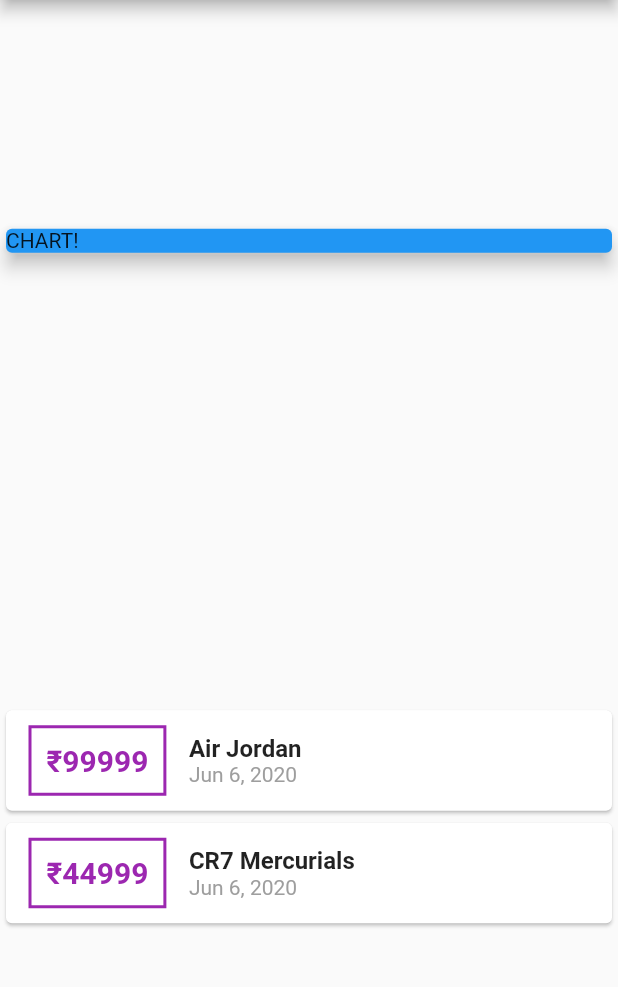
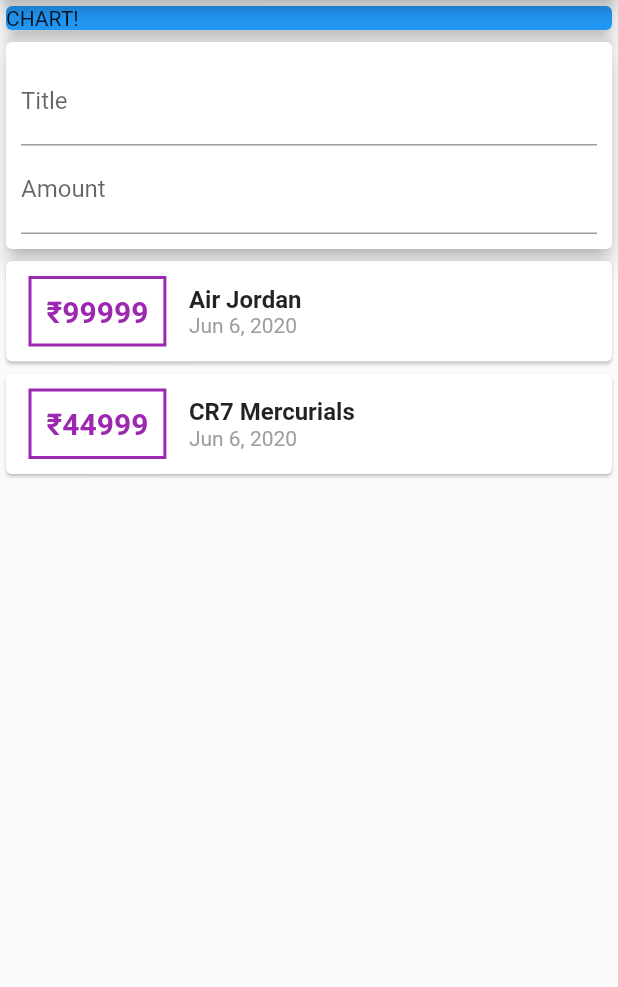
Before and after one commit to SaquibAnwar/Flutter_Bootcamp, a Flutter app: the screen it shows after launch, on a phone screen of 412 x 824 dp, the part 84-1071 px from its top. Run offline on Flutter 3.47's test engine with Material 2 defaults, Android fonts, the phone set to English and light mode, and no system bars.

Commit message:
adding inputs

```diff
--- a/ExpenseTracker/lib/main.dart
+++ b/ExpenseTracker/lib/main.dart
@@ -38,7 +38,6 @@ class MyHomePage extends StatelessWidget {
         title: Text('Expense Tracker'),
       ),
       body: Column(
-        mainAxisAlignment: MainAxisAlignment.spaceAround,
         crossAxisAlignment: CrossAxisAlignment.stretch,
         children: <Widget>[
           Container(
@@ -47,6 +46,22 @@ class MyHomePage extends StatelessWidget {
               color: Colors.blue,
               child: Text('CHART!'),
               elevation: 5,
+            ),
+          ),
+          Card(
+            elevation: 5,
+            child: Container(
+              padding: EdgeInsets.all(10),
+              child: Column(
+                children: <Widget>[
+                  TextField(
+                    decoration: InputDecoration(labelText: 'Title'),
+                  ),
+                  TextField(
+                    decoration: InputDecoration(labelText: 'Amount'),
+                  ),
+                ],
+              ),
             ),
           ),
           Column(
```
